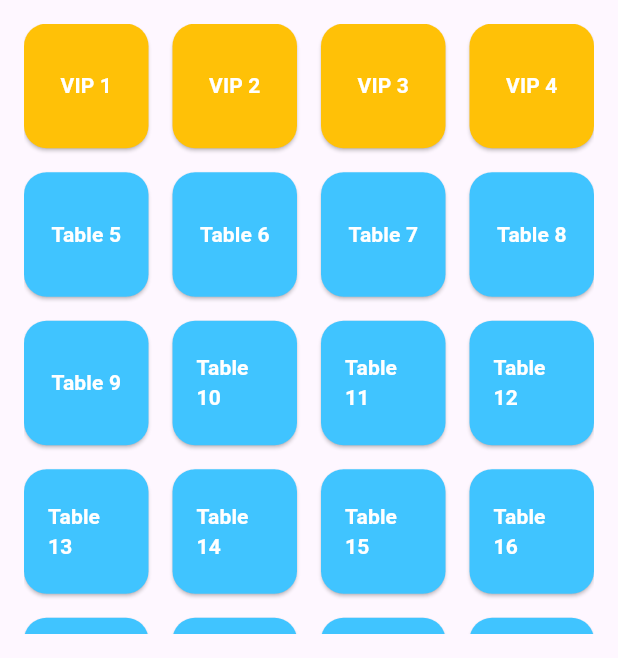
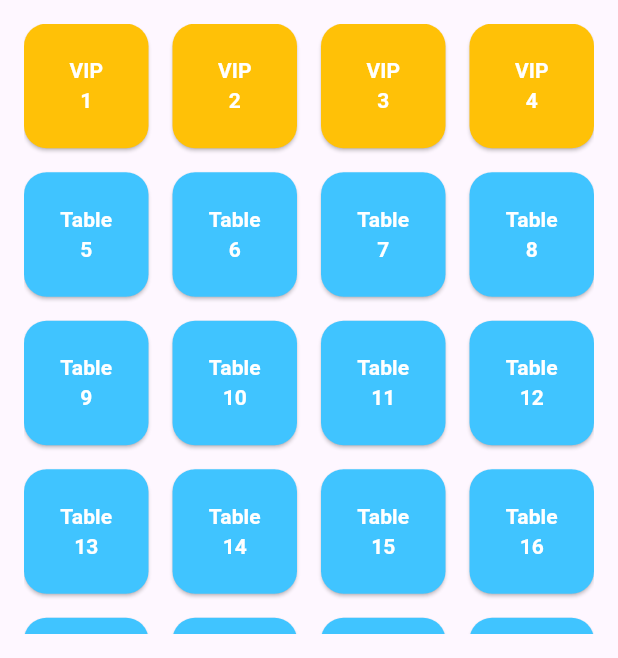
Before and after one commit to faklarion/qr_soccotra, a Flutter app: the screen it shows after launch, on a phone screen of 412 x 824 dp, the part 578-1236 px from its top. Run offline on Flutter 3.47's test engine with Material 3 defaults, Android fonts, the phone set to English and light mode, and no system bars; missing offline and left inert: blue_thermal_printer.

Commit message:
semoga ga revisi lagi

```diff
--- a/lib/main.dart
+++ b/lib/main.dart
@@ -116,8 +116,10 @@ class _TableGridScreenState extends State<TableGridScreen> {
           printer.printNewLine();
           printer.paperCut(); // Memotong kertas (jika printer mendukung)
         } else {
-          _showErrorDialog('Failed to load images.');
+          throw Exception('Failed to load images.');
         }
+      } else {
+        throw Exception('Printer is not connected.');
       }
     } catch (e) {
       print("Error printing: $e");
@@ -175,6 +177,7 @@ class _TableGridScreenState extends State<TableGridScreen> {
 
   @override
   Widget build(BuildContext context) {
+    bool _isPressed = false;
     return Scaffold(
       appBar: AppBar(
         title: Stack(
@@ -237,17 +240,53 @@ class _TableGridScreenState extends State<TableGridScreen> {
                       if (_selectedImage.isNotEmpty)
                         ElevatedButton(
                           onPressed: () async {
+                            setState(() {
+                              _isPressed = true; // Tombol sedang ditekan
+                            });
+
                             await _printImage();
+
+                            setState(() {
+                              _isPressed =
+                                  false; // Kembali ke status normal setelah selesai
+                            });
                           },
-                          style: ElevatedButton.styleFrom(
-                            padding: const EdgeInsets.symmetric(
-                                horizontal: 40, vertical: 20),
-                            textStyle: const TextStyle(fontSize: 16),
+                          style: ButtonStyle(
+                            backgroundColor:
+                                MaterialStateProperty.resolveWith<Color>(
+                                    (states) {
+                              if (states.contains(MaterialState.pressed)) {
+                                return const Color.fromARGB(
+                                    255, 164, 165, 179); // Warna saat ditekan
+                              }
+                              return Colors.white; // Warna default (putih)
+                            }),
+                            foregroundColor:
+                                MaterialStateProperty.resolveWith<Color>(
+                                    (states) {
+                              if (states.contains(MaterialState.pressed)) {
+                                return Colors.white; // Warna teks saat ditekan
+                              }
+                              return Colors.black; // Warna teks default (hitam)
+                            }),
+                            padding: MaterialStateProperty.all(
+                                const EdgeInsets.symmetric(
+                                    horizontal: 20, vertical: 15)),
+                            side: MaterialStateProperty.all(BorderSide(
+                                color: Colors.blue)), // Border tetap biru
+                            textStyle: MaterialStateProperty.all(
+                                const TextStyle(fontSize: 12)),
+                            elevation:
+                                MaterialStateProperty.resolveWith<double>(
+                                    (states) {
+                              return states.contains(MaterialState.pressed)
+                                  ? 5
+                                  : 0; // Elevation lebih tinggi saat ditekan
+                            }),
                           ),
                           child: Column(
                             children: [
-                              const Text('Print'),
-                              Text('Table $_selectedImage'),
+                              Text('Print Table $_selectedImage'),
                             ],
                           ),
                         ),
@@ -303,12 +342,37 @@ class _TableGridScreenState extends State<TableGridScreen> {
                         borderRadius: BorderRadius.circular(15.0),
                       ),
                     ),
-                    child: Text(
-                      isVIP ? 'VIP $tableNumber' : 'Table $tableNumber',
-                      style: const TextStyle(
-                        fontSize: 14,
-                        fontWeight: FontWeight.bold,
-                        color: Colors.white,
+                    child: Center(
+                      child: Column(
+                        mainAxisAlignment: MainAxisAlignment.center,
+                        children: [
+                          if (isVIP)
+                            Text(
+                              'VIP',
+                              style: const TextStyle(
+                                fontSize: 14,
+                                fontWeight: FontWeight.bold,
+                                color: Colors.white,
+                              ),
+                            )
+                          else
+                            Text(
+                              'Table',
+                              style: const TextStyle(
+                                fontSize: 14,
+                                fontWeight: FontWeight.bold,
+                                color: Colors.white,
+                              ),
+                            ),
+                          Text(
+                            '$tableNumber',
+                            style: const TextStyle(
+                              fontSize: 14,
+                              fontWeight: FontWeight.bold,
+                              color: Colors.white,
+                            ),
+                          ),
+                        ],
                       ),
                     ),
                   );
```
